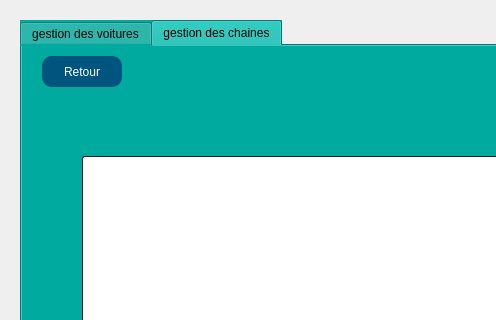
The window that projett/mainwindow.ui (eyawartateni/Smart_Factory_2A4) describes before a commit, drawn with Qt 5; both pictures show x 0 to 496 and y 0 to 320 of the 995 by 683 pixel window.
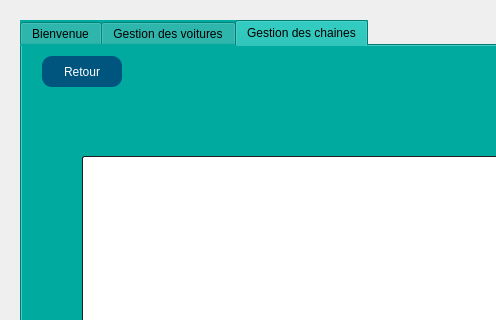
The same window after the commit. The open tabs and pages were chosen to show the change. Icons and pictures are not drawn.

The edit to the form file:
```diff
--- a/projett/mainwindow.ui
+++ b/projett/mainwindow.ui
@@ -32,9 +32,14 @@
     <property name="currentIndex">
      <number>1</number>
     </property>
+    <widget class="QWidget" name="bienvenue">
+     <attribute name="title">
+      <string>Bienvenue</string>
+     </attribute>
+    </widget>
     <widget class="QWidget" name="tab">
      <attribute name="title">
-      <string>gestion des voitures</string>
+      <string>Gestion des voitures</string>
      </attribute>
      <widget class="QStackedWidget" name="stackedWidget">
       <property name="geometry">
@@ -1029,7 +1034,7 @@
     </widget>
     <widget class="QWidget" name="tab_2">
      <attribute name="title">
-      <string>gestion des chaines</string>
+      <string>Gestion des chaines</string>
      </attribute>
      <widget class="QStackedWidget" name="stackedWidget_2">
       <property name="geometry">
```
Left out of the diff: 2 changed lines with no effect on the pictures.
